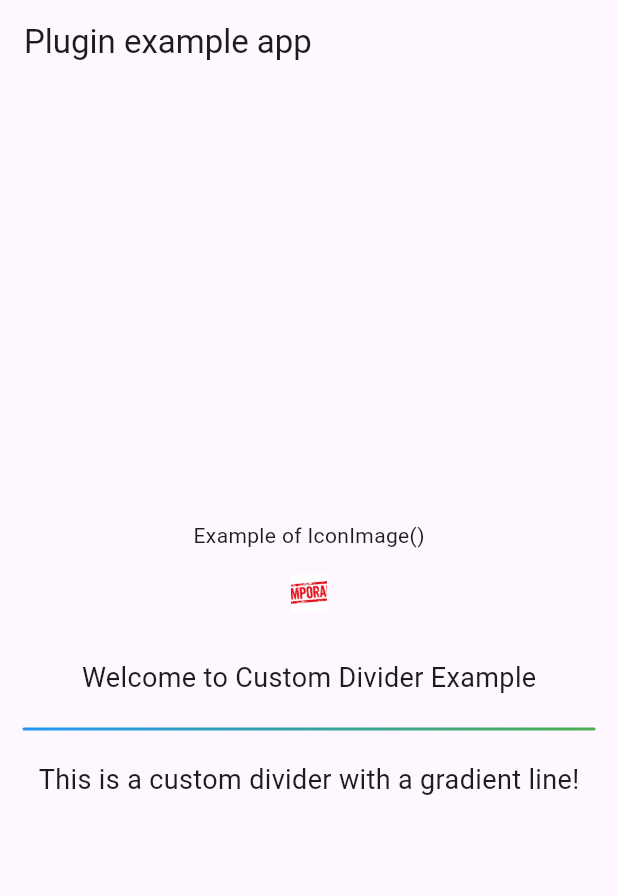
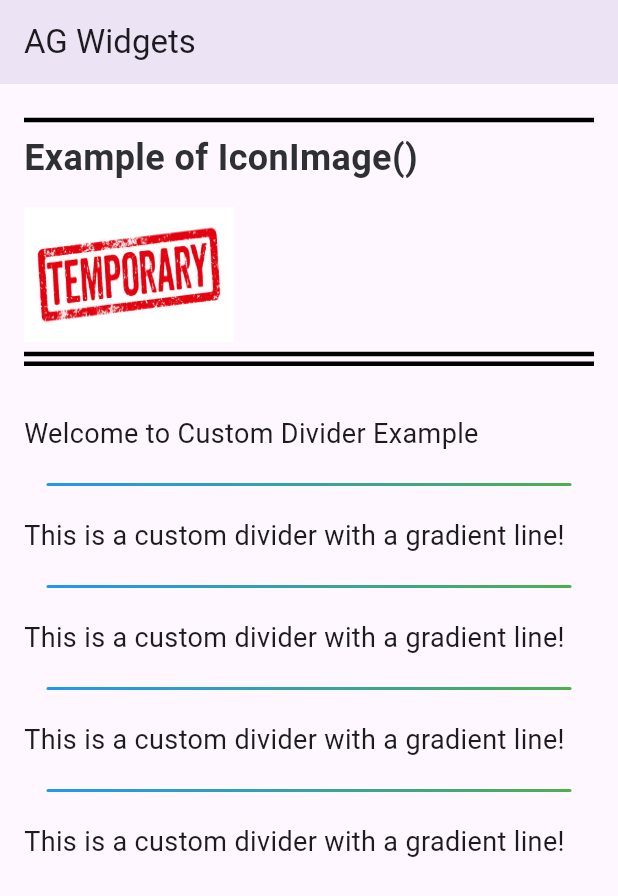
Before and after one commit to dev-ankit1207/ag_widgets, a Flutter app: the screen it shows after launch, on a phone screen of 412 x 824 dp. Shown: the top 896 px of the screen. Run offline on Flutter 3.47's test engine with Material 3 defaults, Android fonts, the phone set to English and light mode, and no system bars; our stand-ins replace flutter_svg, nb_utils, plugin_platform_interface, simple_animations; missing offline and left inert: dart:html.

```diff
--- a/analysis_options.yaml
+++ b/analysis_options.yaml
@@ -1,4 +1,3 @@
-include: package:flutter_lints/flutter.yaml
 
 # Additional information about this file can be found at
 # https://dart.dev/guides/language/analysis-options
--- a/example/lib/main.dart
+++ b/example/lib/main.dart
@@ -1,5 +1,6 @@
 import 'package:ag_widgets/ag_widgets.dart';
 import 'package:flutter/material.dart';
+import 'package:nb_utils/nb_utils.dart';
 
 void main() {
   runApp(const MyApp());
@@ -23,22 +24,73 @@ class _MyAppState extends State<MyApp> {
     return MaterialApp(
       home: Scaffold(
         appBar: AppBar(
-          title: const Text('Plugin example app'),
+          title: const Text('AG Widgets'),
+          elevation: 8,
         ),
-        body: SizedBox(
-          width: MediaQuery.of(context).size.width,
+        body: SingleChildScrollView(
+          padding: EdgeInsets.all(16),
           child: Column(
-            crossAxisAlignment: CrossAxisAlignment.center,
-            mainAxisAlignment: MainAxisAlignment.center,
+            crossAxisAlignment: CrossAxisAlignment.start,
             children: [
               /// IconImage: This will help you to set the icon which are being loaded from assets or network.
-              Text("Example of IconImage()"),
-              SizedBox(height: 16),
-              "assets/images/placeholder.jpg".iconImage(),
+              Divider(thickness: 3, height: 16, color: Colors.black),
+              ...[
+                Text("Example of IconImage()", style: boldTextStyle(size: 24)),
+                SizedBox(height: 16),
+                "assets/images/placeholder.jpg"
+                    .iconImage(width: 140, height: 90, fit: BoxFit.fill),
+              ],
+              Divider(thickness: 3, height: 16, color: Colors.black),
+              Divider(thickness: 3, height: 0, color: Colors.black),
 
               SizedBox(height: 32),
               Text(
                 'Welcome to Custom Divider Example',
+                style: TextStyle(fontSize: 18),
+              ),
+              SizedBox(height: 20),
+              CustomDivider(
+                weight: 2.0,
+                color: Colors.blue,
+                style: DividerStyle.gradientLine,
+                colorList: [Colors.blue, Colors.green],
+                endIndent: 16.0,
+                indent: 16.0,
+                strokeCap: StrokeCap.round,
+              ),
+              SizedBox(height: 20),
+              Text(
+                'This is a custom divider with a gradient line!',
+                style: TextStyle(fontSize: 18),
+              ),
+              SizedBox(height: 20),
+              CustomDivider(
+                weight: 2.0,
+                color: Colors.blue,
+                style: DividerStyle.gradientLine,
+                colorList: [Colors.blue, Colors.green],
+                endIndent: 16.0,
+                indent: 16.0,
+                strokeCap: StrokeCap.round,
+              ),
+              SizedBox(height: 20),
+              Text(
+                'This is a custom divider with a gradient line!',
+                style: TextStyle(fontSize: 18),
+              ),
+              SizedBox(height: 20),
+              CustomDivider(
+                weight: 2.0,
+                color: Colors.blue,
+                style: DividerStyle.gradientLine,
+                colorList: [Colors.blue, Colors.green],
+                endIndent: 16.0,
+                indent: 16.0,
+                strokeCap: StrokeCap.round,
+              ),
+              SizedBox(height: 20),
+              Text(
+                'This is a custom divider with a gradient line!',
                 style: TextStyle(fontSize: 18),
               ),
               SizedBox(height: 20),
--- a/example/pubspec.yaml
+++ b/example/pubspec.yaml
@@ -18,6 +18,7 @@ dependencies:
     path: ../
 
   cupertino_icons: ^1.0.6
+  nb_utils: ^6.0.7
 
 dev_dependencies:
   integration_test:
--- /dev/null
+++ b/lib/extension/double_extensions.dart
@@ -0,0 +1,11 @@
+import 'package:nb_utils/nb_utils.dart';
+
+extension doubleExtension on num {
+  double asPercentageInDecimal() {
+    return this.validate() / 100.0;
+  }
+
+  double calculatePercentageOf(double percentage) {
+    return (this.validate() * percentage) / 100.0;
+  }
+}
--- a/lib/extension/string_extensions.dart
+++ b/lib/extension/string_extensions.dart
@@ -72,7 +72,8 @@ extension StringExtension on String {
         height: height ?? 24,
         width: width ?? 24,
         fit: fit ?? BoxFit.contain,
-        colorFilter: ColorFilter.mode(color ?? Colors.black, BlendMode.srcIn),
+        colorFilter:
+            color != null ? ColorFilter.mode(color, BlendMode.srcIn) : null,
         placeholderBuilder: (context) => Placeholder(
           color: imagePlaceholderColor[
               Random().nextInt(imagePlaceholderColor.length)],
@@ -91,7 +92,8 @@ extension StringExtension on String {
       height: height ?? 24,
       width: width ?? 24,
       fit: fit ?? BoxFit.cover,
-      colorFilter: ColorFilter.mode(color ?? Colors.black, BlendMode.srcIn),
+      colorFilter:
+          color != null ? ColorFilter.mode(color, BlendMode.srcIn) : null,
       placeholderBuilder: (context) {
         return Placeholder(
           color: imagePlaceholderColor[
--- a/lib/utils/app_enums.dart
+++ b/lib/utils/app_enums.dart
@@ -39,3 +39,6 @@ enum TrafficLightEnum { Red, Yellow, Green }
 
 // Food categories
 enum FoodCategoryEnum { Breakfast, Lunch, Dinner, Snack, Dessert }
+
+// Mobile Application Modes
+enum AppMode { Debug, Release, Profile }
```
Also changed, not shown: example/analysis_options.yaml (deleted, +0 -28 lines), lib/ag_widgets_method_channel.dart (added, +18 -0 lines), lib/ag_widgets_platform_interface.dart (added, +29 -0 lines), lib/ag_widgets_web.dart (added, +26 -0 lines), lib/widgets/number_ticker_widget.dart (added, +311 -0 lines), pubspec.yaml (+13 -3 lines), 5 other files.
